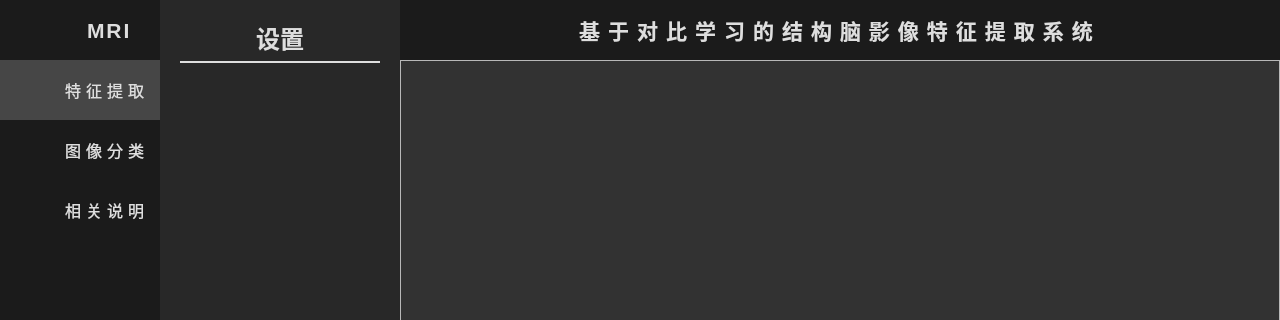
Old version of the form ui/main.ui in the repository feroooooo/Contrastive-Learning-MRI; both pictures show x 0 to 1280 and y 0 to 320 of the 1280 by 720 pixel window.
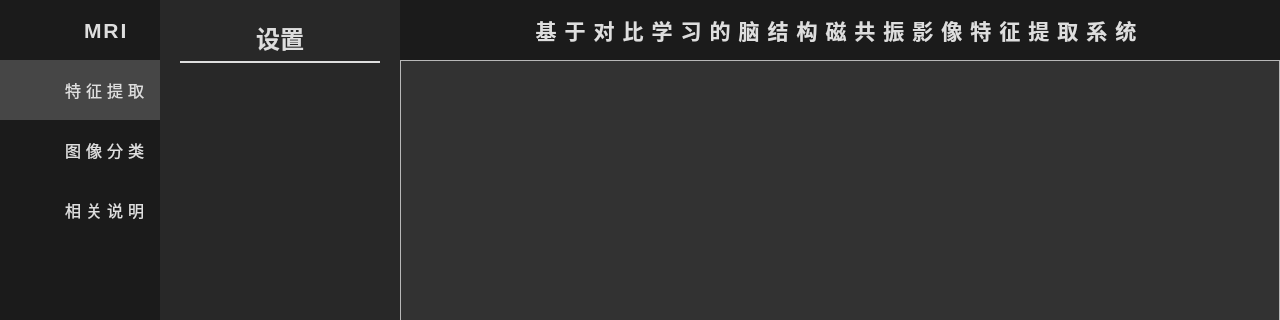
New version of the form. Icons and pictures are not drawn.

Diff of the .ui file:
```diff
--- a/ui/main.ui
+++ b/ui/main.ui
@@ -506,6 +506,9 @@
               <height>60</height>
              </size>
             </property>
+            <property name="styleSheet">
+             <string notr="true">padding-right:3px;</string>
+            </property>
             <layout class="QVBoxLayout" name="verticalLayout_10">
              <property name="spacing">
               <number>0</number>
@@ -851,7 +854,7 @@
              </font>
             </property>
             <property name="text">
-             <string>基于对比学习的结构脑影像特征提取系统</string>
+             <string>基于对比学习的脑结构磁共振影像特征提取系统</string>
             </property>
             <property name="alignment">
              <set>Qt::AlignCenter</set>
```
Left out of the diff: 2 changed lines with no effect on the pictures.
